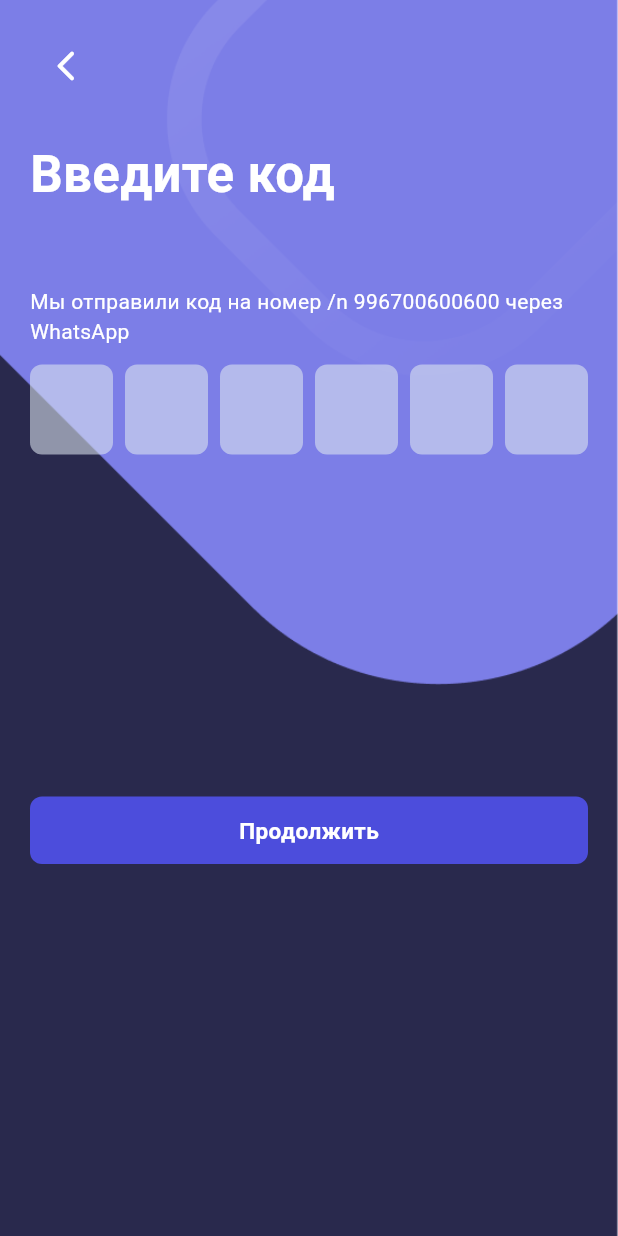
After one commit to fluttberry/ibonus_app, a Flutter app: the CodeEntryPage screen opened directly, on a phone screen of 412 x 824 dp. The commit adds this screen. Run offline on Flutter 3.47's test engine with Material 3 defaults, Android fonts, the phone set to English and light mode, and no system bars; drawn by our look-alikes of pinput; our stand-ins replace flutter_bloc, shared_preferences; accounts and stored records are empty.

Commit message:
code entry page ui only done

```diff
--- /dev/null
+++ b/lib/ui/pages/auth/register/code_entry_page.dart
@@ -0,0 +1,46 @@
+import 'package:flutter/material.dart';
+import 'package:ibonus_app/ui/utils/style.dart';
+import 'package:ibonus_app/ui/widget/button.dart';
+import 'package:ibonus_app/utils/route.dart';
+import 'package:pinput/pinput.dart';
+
+class CodeEntryPage extends StatelessWidget {
+  @override
+  Widget build(BuildContext context) {
+    return Scaffold(
+      body: Container(
+        padding: EdgeInsets.all(20),
+        width: double.infinity,
+        decoration: BoxDecoration(
+          image: DecorationImage(
+            image: AssetImage('assets/images/bg2.png'),
+            fit: BoxFit.cover,
+          ),
+        ),
+        child: Column(
+          crossAxisAlignment: CrossAxisAlignment.start,
+          children: [
+            IconButton(
+              onPressed: () {
+                MRoute.pop(context);
+              },
+              icon: Icon(Icons.arrow_back_ios_new_rounded, color: Colors.white),
+            ),
+            SizedBox(height: 24),
+            Text('Введите код', style: MTextStyle.title()),
+            SizedBox(height: 50),
+            Text(
+              'Мы отправили код на номер /n 996700600600 через WhatsApp',
+              style: TextStyle(color: Colors.white),
+            ),
+            SizedBox(height: 12),
+            Pinput(length: 6),
+            Spacer(),
+            MButton(onTap: () {}, text: 'Продолжить'),
+            Spacer(),
+          ],
+        ),
+      ),
+    );
+  }
+}
--- a/lib/ui/pages/auth/register/phone_register_page.dart
+++ b/lib/ui/pages/auth/register/phone_register_page.dart
@@ -1,7 +1,6 @@
 // ignore_for_file: public_member_api_docs, sort_constructors_first
 import 'package:flutter/material.dart';
 import 'package:flutter_bloc/flutter_bloc.dart';
-
 import 'package:ibonus_app/bloc/auth/auth_bloc.dart';
 import 'package:ibonus_app/bloc/auth/auth_event.dart';
 import 'package:ibonus_app/model/user_register_model.dart';
```
